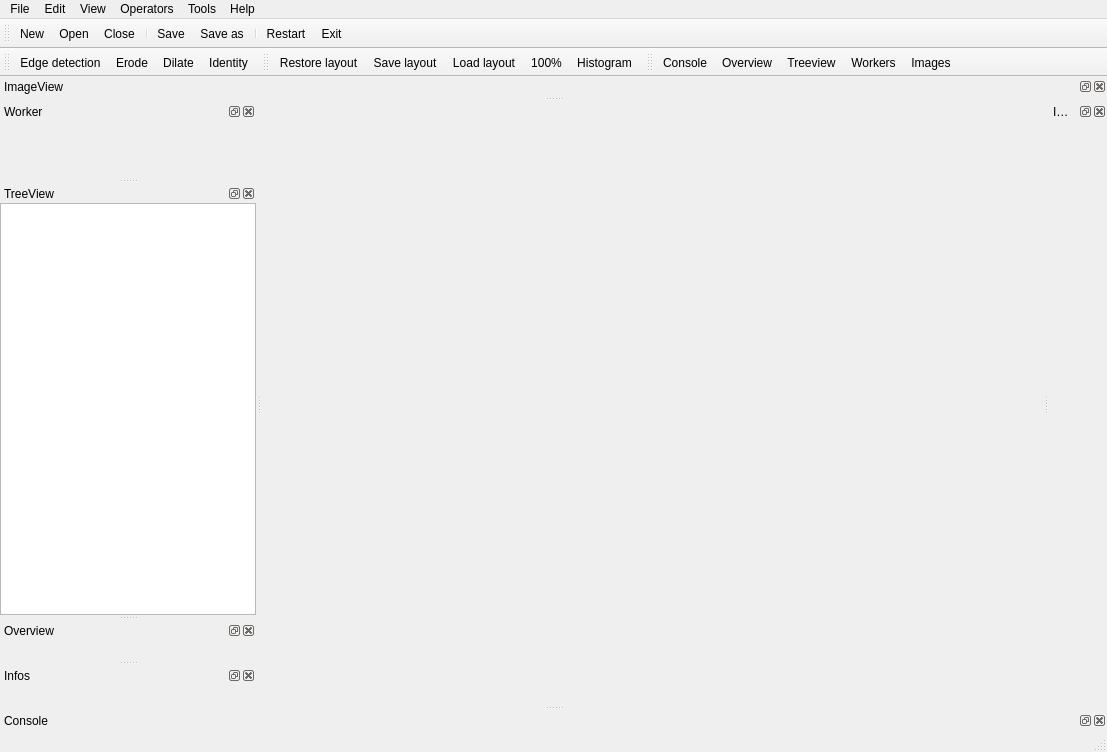
Old version of the form resources/ui/main.ui in the repository flegac/piaf-edit.
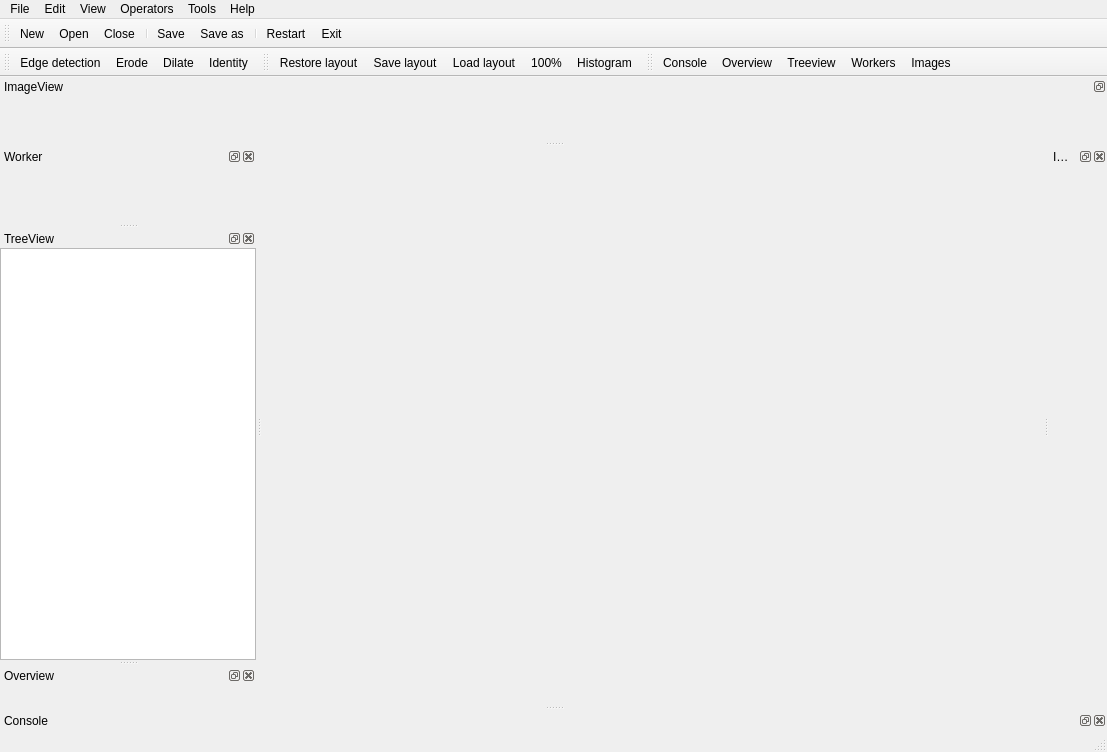
New version of the form. Custom widgets are drawn as their Qt base class.

```diff
--- a/resources/ui/main.ui
+++ b/resources/ui/main.ui
@@ -251,15 +251,6 @@
    <addaction name="actionWorkers"/>
    <addaction name="actionImages"/>
   </widget>
-  <widget class="DockWidget" name="infosDock">
-   <property name="windowTitle">
-    <string>Infos</string>
-   </property>
-   <attribute name="dockWidgetArea">
-    <number>1</number>
-   </attribute>
-   <widget class="InfoPanel" name="infos"/>
-  </widget>
   <widget class="DockWidget" name="imageDock">
    <property name="sizePolicy">
     <sizepolicy hsizetype="Expanding" vsizetype="Expanding">
@@ -267,6 +258,15 @@
      <verstretch>0</verstretch>
     </sizepolicy>
    </property>
+   <property name="minimumSize">
+    <size>
+     <width>64</width>
+     <height>64</height>
+    </size>
+   </property>
+   <property name="features">
+    <set>QDockWidget::DockWidgetFloatable|QDockWidget::DockWidgetMovable</set>
+   </property>
    <property name="allowedAreas">
     <set>Qt::AllDockWidgetAreas</set>
    </property>
@@ -432,12 +432,6 @@
    <header>piafedit.gui.browser.source_browser</header>
    <container>1</container>
   </customwidget>
-  <customwidget>
-   <class>InfoPanel</class>
-   <extends>QWidget</extends>
-   <header>piafedit.gui.image.info_panel</header>
-   <container>1</container>
-  </customwidget>
   <customwidget>
    <class>DockWidget</class>
    <extends>QDockWidget</extends>
```
Left out of the diff: 4 changed lines with no effect on the pictures.
